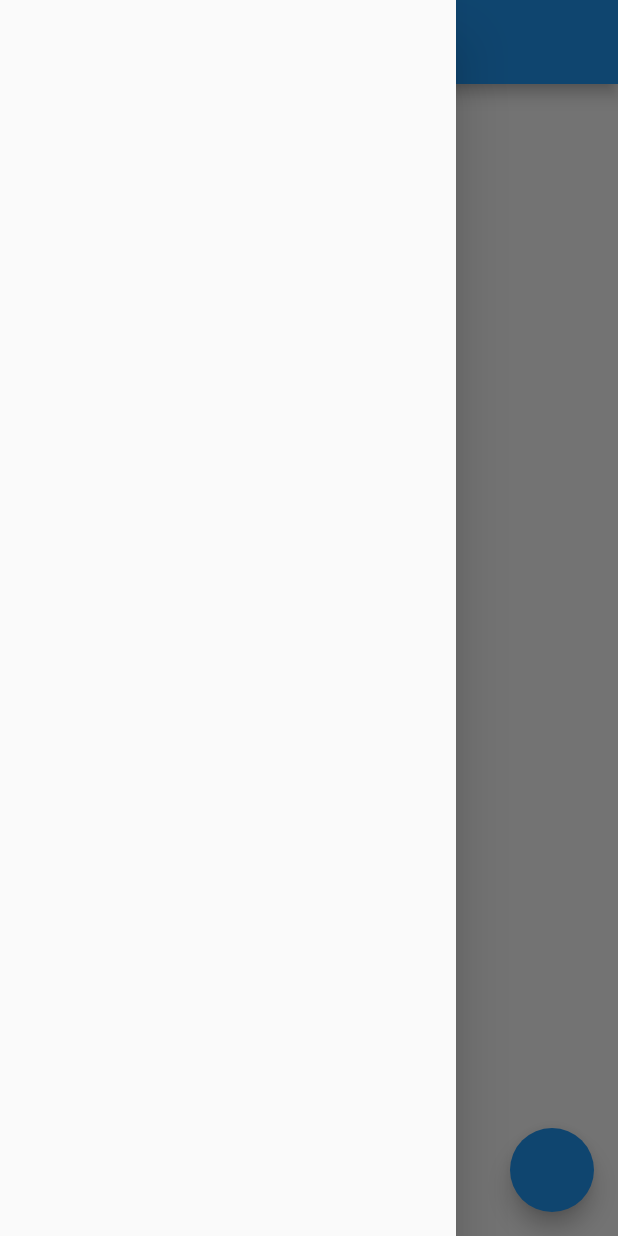
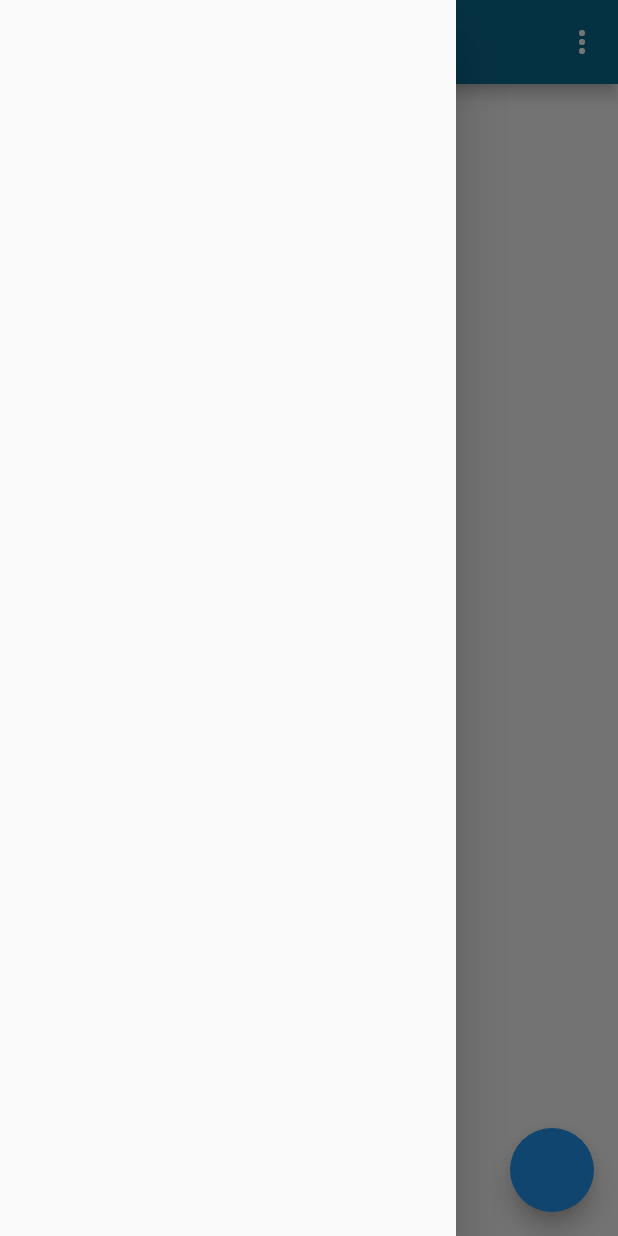
Before and after one commit to ricarthlima/flutter-gym-app-dotcode, a Flutter app: the screen it shows after launch, with the side drawer open, on a phone screen of 412 x 824 dp. Run offline on Flutter 3.47's test engine with Material 2 defaults, Android fonts, the phone set to English and light mode, and no system bars; our stand-ins replace shared_preferences.

Commit message:
home - get home appbar

```diff
--- a/lib/pages/home/home_widgets/home_appbar.dart
+++ b/lib/pages/home/home_widgets/home_appbar.dart
@@ -1,5 +1,18 @@
 import 'package:flutter/material.dart';
 
 AppBar getHomeAppBar() {
-  return AppBar();
+  return AppBar(
+    title: Text("Minhas Academias"),
+    centerTitle: true,
+    backgroundColor: Color(0xff0A6D92), //0xff => #
+    actions: [
+      IconButton(
+        icon: Icon(
+          Icons.more_vert_rounded,
+          color: Colors.white,
+        ),
+        onPressed: () {},
+      ),
+    ],
+  );
 }
```
